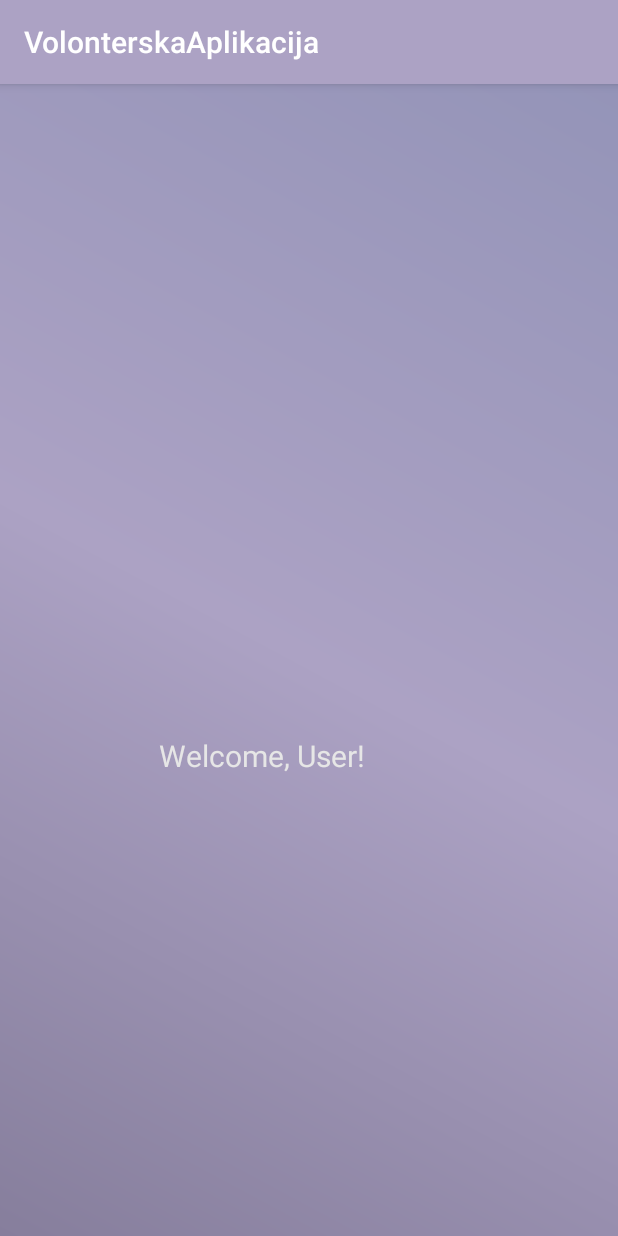
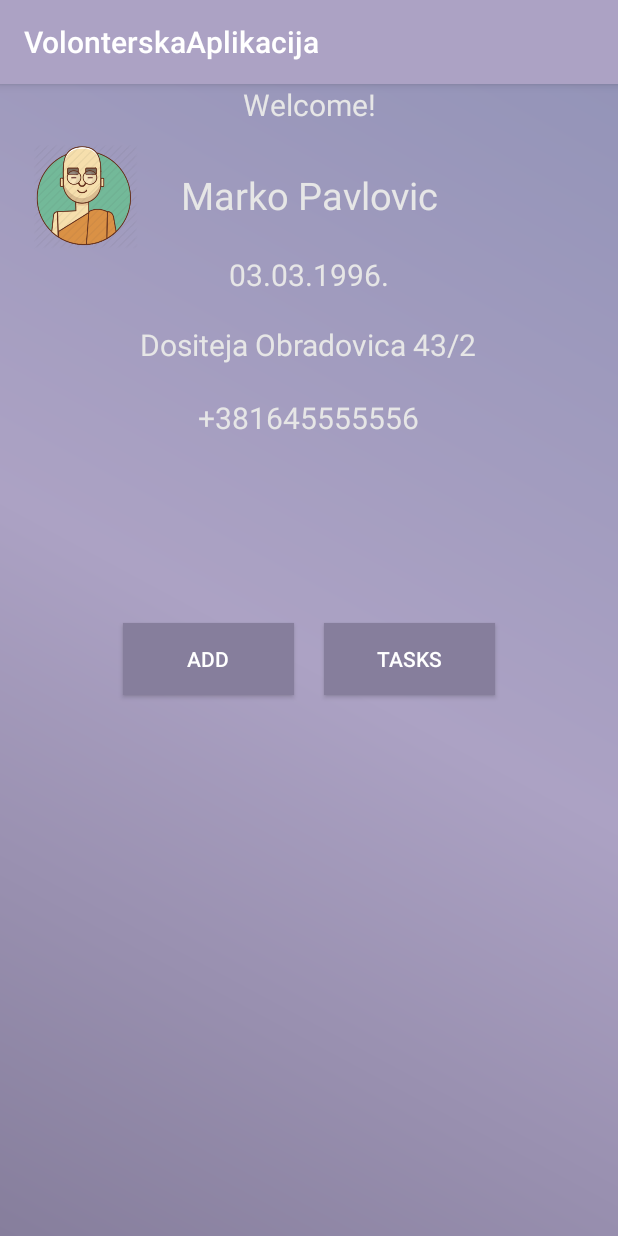
Before and after one commit to LeoLyo/volonterskaaplikacija, an Android app: the WelcomeActivity screen opened directly, with no data from a screen before it, on a phone screen of 412 x 824 dp. Run offline under Robolectric (Android 15) with nearby library versions, the phone set to English and light mode, and no system bars.

Commit message:
Implementovana lista i Welcome prozor unapredjen sa informacijama.

```diff
--- a/app/src/main/java/com/random/anagnosti/volonterskaaplikacija/WelcomeActivity.java
+++ b/app/src/main/java/com/random/anagnosti/volonterskaaplikacija/WelcomeActivity.java
@@ -2,12 +2,35 @@ package com.random.anagnosti.volonterskaaplikacija;
 
 import android.support.v7.app.AppCompatActivity;
 import android.os.Bundle;
+import android.view.View;
+import android.widget.ArrayAdapter;
+import android.widget.LinearLayout;
+import android.widget.ListView;
+import android.widget.Toast;
 
 public class WelcomeActivity extends AppCompatActivity {
 
+    ListView listView;
+    String[] peopleList = {"Osoba 1", "Osoba2", "Osoba3", "Osoba4"};
     @Override
     protected void onCreate(Bundle savedInstanceState) {
         super.onCreate(savedInstanceState);
         setContentView(R.layout.activity_welcome);
+        listView = findViewById(R.id.listoftasks);
+
+        ArrayAdapter<String> arrayAdapter = new ArrayAdapter<String>(this,R.layout.activity_listview,R.id.textView,peopleList);
+        listView.setAdapter(arrayAdapter);
     }
+
+
+
+    public void showAction(View view){
+        if(listView.getVisibility()==View.GONE) {
+            listView.setVisibility(View.VISIBLE);
+        }else if(listView.getVisibility()==View.VISIBLE){
+            listView.setVisibility(View.GONE);
+        }
+
+    }
+
 }
--- /dev/null
+++ b/app/src/main/res/layout/activity_listview.xml
@@ -0,0 +1,14 @@
+<?xml version="1.0" encoding="utf-8"?>
+<RelativeLayout
+    xmlns:android="http://schemas.android.com/apk/res/android"
+    android:layout_width="match_parent"
+    android:layout_height="match_parent">
+
+    <TextView
+        android:layout_width="match_parent"
+        android:layout_height="70dp"
+        android:id="@+id/textView"
+        android:layout_gravity="center"
+        android:textColor="@color/colorPrimary"
+        />
+</RelativeLayout>
--- a/app/src/main/res/layout/activity_register.xml
+++ b/app/src/main/res/layout/activity_register.xml
@@ -49,7 +49,6 @@
         android:id="@+id/editTextEmail"
         android:layout_width="200dp"
         android:layout_height="40dp"
-        android:layout_below="@+id/editText"
         android:layout_centerHorizontal="true"
         android:layout_marginTop="17dp"
         android:ems="10"
--- a/app/src/main/res/layout/activity_welcome.xml
+++ b/app/src/main/res/layout/activity_welcome.xml
@@ -11,13 +11,125 @@
         android:id="@+id/welcomee"
         android:layout_width="200dp"
         android:layout_height="40dp"
+        android:layout_alignParentTop="true"
+        android:layout_centerHorizontal="true"
+        android:ems="10"
+        android:text="Welcome!"
+        android:textAlignment="center"
+        android:textColor="#e6e6e6"
+        android:textSize="20dp" />
+
+    <RelativeLayout
+        android:layout_width="match_parent"
+        android:id="@+id/imeIslika"
+        android:layout_height="73dp"
+        android:layout_alignParentStart="true"
+        android:layout_below="@+id/welcomee">
+
+        <ImageView
+            android:id="@+id/slikakorisnika"
+            android:layout_width="70dp"
+            android:layout_height="70dp"
+            android:layout_alignParentStart="true"
+            android:layout_alignParentTop="true"
+            android:layout_marginStart="22dp"
+            android:src="@drawable/slikakorisnika" />
+
+        <TextView
+            android:id="@+id/nameSurname"
+            android:layout_width="200dp"
+            android:layout_height="40dp"
+            android:layout_centerInParent="true"
+            android:ems="10"
+            android:text="Marko Pavlovic"
+            android:textAlignment="center"
+            android:textColor="#e6e6e6"
+            android:textSize="25dp" />
+    </RelativeLayout>
+
+    <LinearLayout
+        android:id="@+id/podaci"
+        android:layout_width="match_parent"
+        android:layout_height="150dp"
+        android:layout_alignParentStart="true"
+        android:layout_below="@+id/imeIslika"
+        android:orientation="vertical"
+        android:gravity="center">
+
+        <TextView
+            android:id="@+id/birthDate"
+            android:layout_width="wrap_content"
+            android:layout_height="20dp"
+            android:layout_weight="1"
+            android:text="03.03.1996."
+            android:textAlignment="center"
+            android:textColor="#e6e6e6"
+            android:textSize="20dp" />
+
+        <TextView
+            android:id="@+id/addressa"
+            android:layout_width="wrap_content"
+            android:layout_height="22dp"
+            android:layout_weight="1"
+            android:text="Dositeja Obradovica 43/2"
+            android:textAlignment="center"
+            android:textColor="#e6e6e6"
+            android:textSize="20dp" />
+
+        <TextView
+            android:id="@+id/phoneNumber"
+            android:layout_width="wrap_content"
+            android:layout_height="wrap_content"
+            android:layout_weight="1"
+            android:text="+381645555556"
+            android:textAlignment="center"
+            android:textColor="#e6e6e6"
+            android:textSize="20dp" />
+    </LinearLayout>
+
+    <LinearLayout
+        android:layout_width="match_parent"
+        android:layout_height="67dp"
+        android:id="@+id/dugmad"
+        android:layout_alignParentStart="true"
+        android:layout_centerVertical="true"
+        android:gravity="center"
+        android:orientation="horizontal">
+
+        <Button
+            style="@style/Widget.AppCompat.Button.Colored"
+            android:layout_width="114dp"
+            android:layout_height="wrap_content"
+            android:layout_alignParentStart="true"
+            android:layout_centerVertical="true"
+
+
+            android:background="@color/colorPrimaryDark"
+            android:text="ADD" />
+
+        <Button
+            style="@style/Widget.AppCompat.Button.Colored"
+            android:id="@+id/showItems"
+            android:layout_width="114dp"
+            android:layout_height="wrap_content"
+            android:layout_alignParentEnd="true"
+            android:layout_centerVertical="true"
+            android:layout_marginLeft="20dp"
+            android:onClick="showAction"
+            android:background="@color/colorPrimaryDark"
+            android:text="TASKS" />
+
+
+    </LinearLayout>
+
+    <ListView
+        android:id="@+id/listoftasks"
+        android:layout_width="match_parent"
+        android:layout_height="200dp"
         android:layout_alignParentBottom="true"
-        android:layout_centerHorizontal="true"
-        android:layout_marginBottom="294dp"
-        android:text="Welcome, User!"
-        android:textColor="#e6e6e6"
-        android:textSize="20dp"
-        android:ems="10"
-       />
+        android:layout_alignParentEnd="true"
+        android:visibility="gone"
+        android:listSelector="@color/listAccent"/>
+
 
 </RelativeLayout>
--- a/app/src/main/res/values/colors.xml
+++ b/app/src/main/res/values/colors.xml
@@ -3,5 +3,6 @@
     <color name="colorPrimary">#aca2c4</color>
     <color name="colorPrimaryDark">#867e9c</color>
     <color name="colorAccent">#be3838</color>
+    <color name="listAccent">#c4a2a2</color>
     <color name="secondary_text">#cfd8dc</color>
 </resources>
```
Also changed, not shown: app/src/main/res/drawable/slikakorisnika.png (added).
